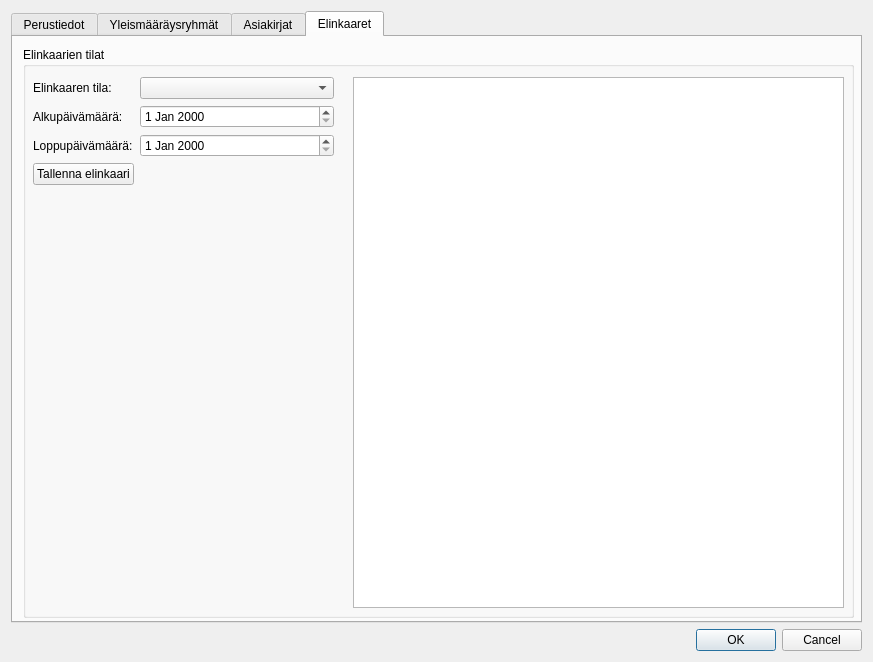
The window that arho_feature_template/gui/dialogs/plan_attribute_form.ui (GispoCoding/arho-feature-template) describes before a commit, drawn with Qt 5.
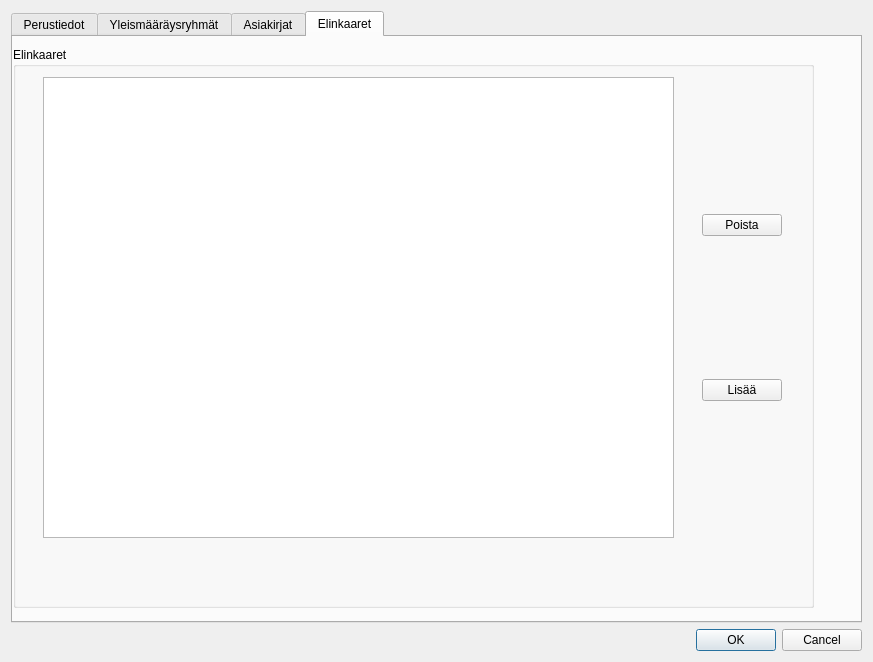
The same window after the commit. The open tabs and pages were chosen to show the change. Custom widgets are drawn as their Qt base class.

Commit message: Converted lifecycle list view to a table.

The edit to the form file:
```diff
--- a/arho_feature_template/gui/dialogs/plan_attribute_form.ui
+++ b/arho_feature_template/gui/dialogs/plan_attribute_form.ui
@@ -155,6 +155,33 @@
                </property>
               </widget>
              </item>
+             <item row="5" column="0">
+              <widget class="QLabel" name="elinkaarenTilaLabel">
+               <property name="text">
+                <string>Elinkaaren tila*:</string>
+               </property>
+               <property name="buddy">
+                <cstring>lifecycle_status_combo_box</cstring>
+               </property>
+              </widget>
+             </item>
+             <item row="5" column="1">
+              <widget class="CodeComboBox" name="lifecycle_status_combo_box">
+               <property name="toolTip">
+                <string>Kaavan elinkaaren tila</string>
+               </property>
+              </widget>
+             </item>
+             <item row="3" column="0">
+              <widget class="QLabel" name="label_5">
+               <property name="text">
+                <string>Organisaatio*:</string>
+               </property>
+              </widget>
+             </item>
+             <item row="3" column="1">
+              <widget class="CodeComboBox" name="organisation_combo_box"/>
+             </item>
             </layout>
            </item>
            <item>
@@ -328,84 +355,65 @@
       <widget class="QGroupBox" name="groupBox_2">
        <property name="geometry">
         <rect>
-         <x>10</x>
+         <x>0</x>
          <y>10</y>
-         <width>831</width>
-         <height>571</height>
+         <width>801</width>
+         <height>561</height>
         </rect>
        </property>
        <property name="title">
-        <string>Elinkaarien tilat</string>
+        <string>Elinkaaret</string>
        </property>
        <widget class="QWidget" name="verticalLayoutWidget">
         <property name="geometry">
          <rect>
-          <x>10</x>
+          <x>30</x>
           <y>30</y>
-          <width>301</width>
-          <height>531</height>
+          <width>631</width>
+          <height>461</height>
          </rect>
         </property>
-        <layout class="QVBoxLayout" name="verticalLayout_8">
+        <layout class="QVBoxLayout" name="verticalLayout_5">
          <item>
-          <layout class="QFormLayout" name="formLayout_3">
-           <item row="0" column="0">
-            <widget class="QLabel" name="label_9">
-             <property name="text">
-              <string>Elinkaaren tila:</string>
-             </property>
-            </widget>
-           </item>
-           <item row="0" column="1">
-            <widget class="CodeComboBox" name="lifecycle_status_combo_box">
-             <property name="toolTip">
-              <string>Kaavan elinkaaren tila</string>
-             </property>
-            </widget>
-           </item>
-           <item row="1" column="0">
-            <widget class="QLabel" name="label_10">
-             <property name="text">
-              <string>Alkupäivämäärä:</string>
-             </property>
-            </widget>
-           </item>
-           <item row="1" column="1">
-            <widget class="QDateEdit" name="lifecycle_start_date"/>
-           </item>
-           <item row="2" column="0">
-            <widget class="QLabel" name="label_11">
-             <property name="text">
-              <string>Loppupäivämäärä:</string>
-             </property>
-            </widget>
-           </item>
-           <item row="2" column="1">
-            <widget class="QDateEdit" name="lifecycle_end_date"/>
-           </item>
-           <item row="3" column="0">
-            <widget class="QPushButton" name="add_lifecycle_button">
-             <property name="text">
-              <string>Tallenna elinkaari</string>
-             </property>
-            </widget>
-           </item>
-          </layout>
+          <widget class="QTableWidget" name="lifecycle_table"/>
          </item>
         </layout>
        </widget>
        <widget class="QWidget" name="verticalLayoutWidget_2">
         <property name="geometry">
          <rect>
-          <x>330</x>
+          <x>689</x>
           <y>30</y>
-          <width>491</width>
-          <height>531</height>
+          <width>81</width>
+          <height>461</height>
          </rect>
         </property>
-        <layout class="QVBoxLayout" name="verticalLayout_9">
+        <layout class="QVBoxLayout" name="verticalLayout_8">
          <item>
-          <widget class="QListView" name="lifecycle_list"/>
+          <widget class="QPushButton" name="delete_lifecycle_button">
+           <property name="sizePolicy">
+            <sizepolicy hsizetype="Fixed" vsizetype="Fixed">
+             <horstretch>0</horstretch>
+             <verstretch>0</verstretch>
+            </sizepolicy>
+           </property>
+           <property name="text">
+            <string>Poista</string>
+           </property>
+          </widget>
+         </item>
+         <item>
+          <widget class="QPushButton" name="add_lifecycle_button">
+           <property name="sizePolicy">
+            <sizepolicy hsizetype="Fixed" vsizetype="Fixed">
+             <horstretch>0</horstretch>
+             <verstretch>0</verstretch>
+            </sizepolicy>
+           </property>
+           <property name="text">
+            <string>Lisää</string>
+           </property>
+          </widget>
          </item>
         </layout>
        </widget>
```
Left out of the diff: 17 changed lines with no effect on the pictures. The commit also changes 2 other files.
